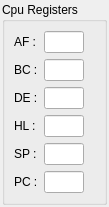
Before: the Qt Designer form Qt/widgets/cpuregisterswidget.ui in RocketRope/Gameboy-Emulator, drawn with Qt 5.
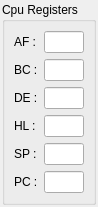
After: the same form once the commit is applied.

Patch:
```diff
--- a/Qt/widgets/cpuregisterswidget.ui
+++ b/Qt/widgets/cpuregisterswidget.ui
@@ -46,6 +46,9 @@
      <property name="title">
       <string>Cpu Registers</string>
      </property>
+     <property name="flat">
+      <bool>true</bool>
+     </property>
      <layout class="QFormLayout" name="formLayout">
       <item row="0" column="0">
        <widget class="QLabel" name="af_label">
```
